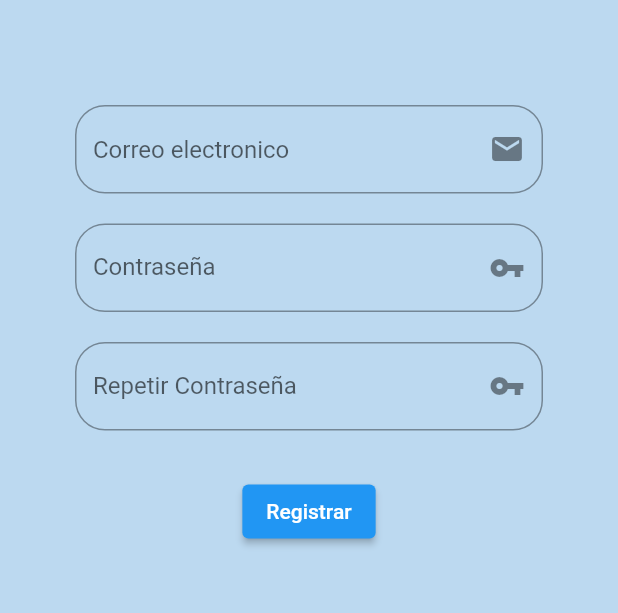
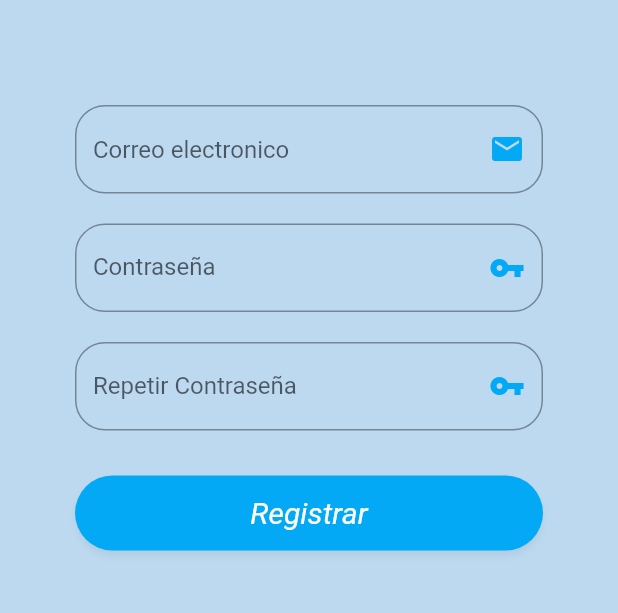
Before and after one commit to GabrielaGalvis/Nomadas_Colombia, a Flutter app: the screen it shows after launch, after a tap on "Registrarse", on a phone screen of 412 x 824 dp, the part 360-973 px from its top. Run offline on Flutter 3.47's test engine with Material 2 defaults, Android fonts, the phone set to English and light mode, and no system bars.

Commit message:
login funcionando con datos quemados

```diff
--- a/lib/Pages/login_page.dart
+++ b/lib/Pages/login_page.dart
@@ -11,9 +11,44 @@ class LoginPage extends StatefulWidget {
   State<LoginPage> createState() => _LoginPageState();
 }
 
-final TextEditingController _required = TextEditingController();
+class _LoginPageState extends State<LoginPage> {
+  final email = TextEditingController();
+  final password = TextEditingController();
 
-class _LoginPageState extends State<LoginPage> {
+  void validarUsuario() {
+    if (email.text.isNotEmpty && password.text.isNotEmpty) {
+      if (email.text == "nomadacolombia@gmail.com") {
+        if (password.text == "nomada1234") {
+          Navigator.pushReplacement(context,
+              MaterialPageRoute(builder: (context) => const Principal()));
+        } else {
+          mostrarMensaje("Contraseña Incorrecta");
+        }
+      } else {
+        mostrarMensaje('Usuario no registrado');
+      }
+    } else {
+      mostrarMensaje('Datos Obligatorios');
+    }
+  }
+
+  void mostrarMensaje(String mensaje) {
+    final pantalla = ScaffoldMessenger.of(context);
+    pantalla.showSnackBar(SnackBar(
+      content: Text(
+        mensaje,
+        style: TextStyle(fontSize: 18),
+      ),
+      backgroundColor: Color.fromARGB(255, 190, 76, 68),
+      duration: Duration(seconds: 5),
+      action: SnackBarAction(
+        label: 'Aceptar',
+        textColor: Colors.white,
+        onPressed: pantalla.hideCurrentSnackBar,
+      ),
+    ));
+  }
+
   @override
   Widget build(BuildContext context) {
     return Scaffold(
@@ -21,7 +56,6 @@ class _LoginPageState extends State<LoginPage> {
         elevation: 0,
         backgroundColor: Colors.transparent,
       ),
-      backgroundColor: const Color.fromARGB(255, 188, 217, 240),
       body: SingleChildScrollView(
         child: Padding(
           padding: const EdgeInsets.symmetric(vertical: 50, horizontal: 50),
@@ -38,23 +72,31 @@ class _LoginPageState extends State<LoginPage> {
                   margin: const EdgeInsets.all(30),
                 ),
                 TextFormField(
+                  controller: email,
                   decoration: InputDecoration(
                       hintText: "Correo elctronico",
                       border: OutlineInputBorder(
                           borderRadius: BorderRadius.circular(20)),
-                      suffixIcon: Icon(Icons.email)),
+                      suffixIcon: Icon(
+                        Icons.email,
+                        color: Colors.lightBlue,
+                      )),
                 ),
                 const SizedBox(
                   height: 20,
                 ),
                 TextFormField(
-                  controller: _required,
+                  controller: password,
                   obscureText: true,
                   decoration: InputDecoration(
-                      labelText: "Contraseña",
-                      border: OutlineInputBorder(
-                          borderRadius: BorderRadius.circular(20)),
-                      suffixIcon: Icon(Icons.vpn_key_sharp)),
+                    labelText: "Contraseña",
+                    border: OutlineInputBorder(
+                        borderRadius: BorderRadius.circular(20)),
+                    suffixIcon: Icon(
+                      Icons.vpn_key_sharp,
+                      color: Colors.lightBlue,
+                    ),
+                  ),
                 ),
                 TextButton(
                     style: TextButton.styleFrom(
@@ -72,11 +114,16 @@ class _LoginPageState extends State<LoginPage> {
                     },
                     child: const Text("Registrarse")),
                 ElevatedButton(
+                    style: ElevatedButton.styleFrom(
+                        fixedSize: Size(400, 50),
+                        backgroundColor: Colors.lightBlue,
+                        shape: RoundedRectangleBorder(
+                            borderRadius: BorderRadius.circular(50)),
+                        shadowColor: Colors.black26,
+                        textStyle: TextStyle(
+                            fontStyle: FontStyle.italic, fontSize: 20)),
                     onPressed: () {
-                      Navigator.push(
-                          context,
-                          MaterialPageRoute(
-                              builder: (context) => const Principal()));
+                      validarUsuario();
                     },
                     child: const Text("Ingresar")),
               ],
--- a/lib/Pages/principal.dart
+++ b/lib/Pages/principal.dart
@@ -33,7 +33,6 @@ class _PtincipalState extends State<Principal> {
 
     return Scaffold(
       appBar: AppBar(title: const Text("Detalle Sitio Turistico POI")),
-      backgroundColor: const Color.fromARGB(255, 188, 217, 240),
       body: SingleChildScrollView(
         child: Padding(
           padding: const EdgeInsets.symmetric(vertical: 10, horizontal: 20),
--- a/lib/Pages/registrar_page.dart
+++ b/lib/Pages/registrar_page.dart
@@ -14,7 +14,6 @@ class _RegistrarPageState extends State<RegistrarPage> {
   @override
   Widget build(BuildContext context) {
     return Scaffold(
-      backgroundColor: const Color.fromARGB(255, 188, 217, 240),
       body: SingleChildScrollView(
         child: Padding(
           padding: const EdgeInsets.symmetric(vertical: 50, horizontal: 50),
@@ -35,7 +34,10 @@ class _RegistrarPageState extends State<RegistrarPage> {
                       hintText: "Correo electronico",
                       border: OutlineInputBorder(
                           borderRadius: BorderRadius.circular(20)),
-                      suffixIcon: Icon(Icons.email)),
+                      suffixIcon: Icon(
+                        Icons.email,
+                        color: Colors.lightBlue,
+                      )),
                 ),
                 const SizedBox(
                   height: 20,
@@ -46,7 +48,10 @@ class _RegistrarPageState extends State<RegistrarPage> {
                       labelText: "Contraseña",
                       border: OutlineInputBorder(
                           borderRadius: BorderRadius.circular(20)),
-                      suffixIcon: Icon(Icons.vpn_key_sharp)),
+                      suffixIcon: Icon(
+                        Icons.vpn_key_sharp,
+                        color: Colors.lightBlue,
+                      )),
                 ),
                 const SizedBox(
                   height: 20,
@@ -57,12 +62,23 @@ class _RegistrarPageState extends State<RegistrarPage> {
                       labelText: "Repetir Contraseña",
                       border: OutlineInputBorder(
                           borderRadius: BorderRadius.circular(20)),
-                      suffixIcon: Icon(Icons.vpn_key_sharp)),
+                      suffixIcon: Icon(
+                        Icons.vpn_key_sharp,
+                        color: Colors.lightBlue,
+                      )),
                 ),
                 const SizedBox(
                   height: 30,
                 ),
                 ElevatedButton(
+                    style: ElevatedButton.styleFrom(
+                        fixedSize: Size(400, 50),
+                        backgroundColor: Colors.lightBlue,
+                        shape: RoundedRectangleBorder(
+                            borderRadius: BorderRadius.circular(50)),
+                        shadowColor: Colors.black26,
+                        textStyle: TextStyle(
+                            fontStyle: FontStyle.italic, fontSize: 20)),
                     onPressed: () {
                       Navigator.push(
                           context,
--- a/lib/Pages/splash_page.dart
+++ b/lib/Pages/splash_page.dart
@@ -27,7 +27,6 @@ class _SplashPageState extends State<SplashPage> {
   @override
   Widget build(BuildContext context) {
     return Scaffold(
-      backgroundColor: const Color.fromARGB(255, 188, 217, 240),
       body: SafeArea(
         child: Column(
             mainAxisAlignment: MainAxisAlignment.spaceBetween,
--- a/lib/main.dart
+++ b/lib/main.dart
@@ -10,10 +10,11 @@ class MyApp extends StatelessWidget {
 
   @override
   Widget build(BuildContext context) {
-    return const MaterialApp(
+    return MaterialApp(
       debugShowCheckedModeBanner: false,
       title: 'App de Viajeros',
-      home: SplashPage(),
+      theme: ThemeData(canvasColor: const Color.fromARGB(255, 188, 217, 240)),
+      home: const SplashPage(),
     );
   }
 }
```
